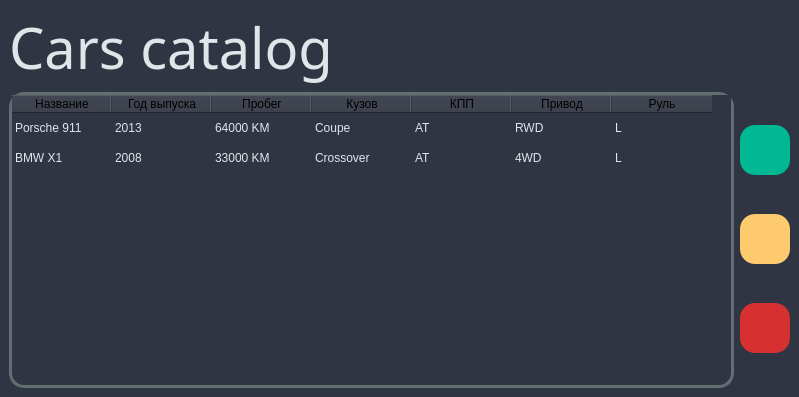
First picture: the form in mainwindow.ui, repository Airaat/QT_CRUD_Book, before the edit.
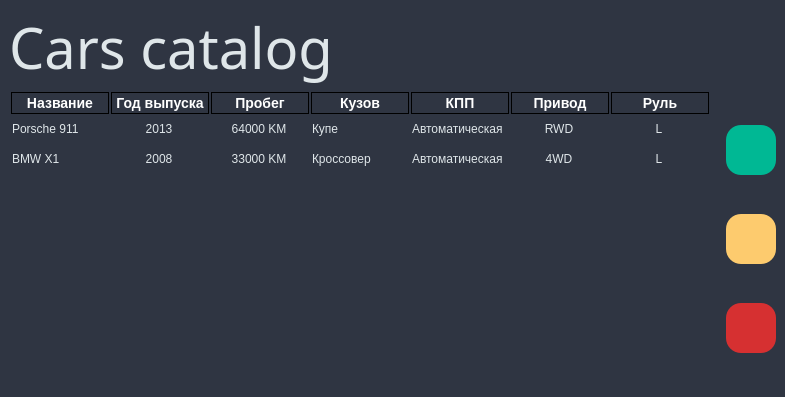
Second picture: the form after the edit. Icons and pictures are not drawn.

Commit message: Added some functions: clear_widget(), applyHeaderStyles(), and styled a Header of Table widget

The edit to the form file:
```diff
--- a/mainwindow.ui
+++ b/mainwindow.ui
@@ -6,7 +6,7 @@
    <rect>
     <x>0</x>
     <y>0</y>
-    <width>799</width>
+    <width>785</width>
     <height>397</height>
    </rect>
   </property>
@@ -19,19 +19,17 @@
    <string>MainWindow</string>
   </property>
   <property name="styleSheet">
-   <string notr="true">QTableWidget::horizontalHeader {
-    background-color: #c0c0c0; /* Цвет фона заголовка */
-    color: #000000; /* Цвет текста заголовка */
-    font: bold 12px; /* Шрифт и размер текста заголовка */
+   <string notr="true">QHeaderView::section {
+    background-color: transparent;
+    color: white;
+    font-size: 14px;
+	font-weight: bold;
+	border: 1px solid black;
+	margin-left: 2px;
+	left: -2px;
+    border-radius: 50%;
 }
 
-QTableWidget::verticalHeader {
-    background-color: #c0c0c0; /* Цвет фона заголовка */
-    color: #000000; /* Цвет текста заголовка */
-    font: bold 12px; /* Шрифт и размер текста заголовка */
-}
-
-
 QWidget{
 	background-color:#2d3436;
 	background-color:#2f3542;
@@ -46,8 +44,8 @@
 	background-color: #2f3542;
 	color: #dfe6e9;
 
-	border: 3px solid #636e72;
-	border-radius: 15%;
+	border: 0px solid #636e72;
+	border-radius: ;
 	
 	font: &quot;Arial Rounded MT Bold&quot;;
 }</string>
@@ -78,6 +76,9 @@
       <property name="showGrid">
        <bool>false</bool>
       </property>
+      <property name="gridStyle">
+       <enum>Qt::NoPen</enum>
+      </property>
       <property name="sortingEnabled">
        <bool>false</bool>
       </property>
@@ -146,36 +147,57 @@
        <property name="text">
         <string>Porsche 911</string>
        </property>
+       <property name="font">
+        <font>
+         <italic>false</italic>
+         <bold>false</bold>
+         <underline>false</underline>
+         <strikeout>false</strikeout>
+         <kerning>true</kerning>
+        </font>
+       </property>
       </item>
       <item row="0" column="1">
        <property name="text">
         <string>2013</string>
        </property>
+       <property name="textAlignment">
+        <set>AlignCenter</set>
+       </property>
       </item>
       <item row="0" column="2">
        <property name="text">
         <string>64000 KM</string>
        </property>
+       <property name="textAlignment">
+        <set>AlignCenter</set>
+       </property>
       </item>
       <item row="0" column="3">
        <property name="text">
-        <string>Coupe</string>
+        <string>Купе</string>
        </property>
       </item>
       <item row="0" column="4">
        <property name="text">
-        <string>AT</string>
+        <string>Автоматическая</string>
        </property>
       </item>
       <item row="0" column="5">
        <property name="text">
         <string>RWD</string>
        </property>
+       <property name="textAlignment">
+        <set>AlignCenter</set>
+       </property>
       </item>
       <item row="0" column="6">
        <property name="text">
         <string>L</string>
        </property>
+       <property name="textAlignment">
+        <set>AlignCenter</set>
+       </property>
       </item>
       <item row="1" column="0">
        <property name="text">
@@ -186,31 +208,46 @@
        <property name="text">
         <string>2008</string>
        </property>
+       <property name="textAlignment">
+        <set>AlignCenter</set>
+       </property>
+       <property name="flags">
+        <set>ItemIsSelectable|ItemIsUserCheckable|ItemIsEnabled</set>
+       </property>
       </item>
       <item row="1" column="2">
        <property name="text">
         <string>33000 KM</string>
        </property>
+       <property name="textAlignment">
+        <set>AlignCenter</set>
+       </property>
       </item>
       <item row="1" column="3">
        <property name="text">
-        <string>Crossover</string>
+        <string>Кроссовер</string>
        </property>
       </item>
       <item row="1" column="4">
        <property name="text">
-        <string>AT</string>
+        <string>Автоматическая</string>
        </property>
       </item>
       <item row="1" column="5">
        <property name="text">
         <string>4WD</string>
        </property>
+       <property name="textAlignment">
+        <set>AlignCenter</set>
+       </property>
       </item>
       <item row="1" column="6">
        <property name="text">
         <string>L</string>
        </property>
+       <property name="textAlignment">
+        <set>AlignCenter</set>
+       </property>
       </item>
      </widget>
     </item>
```
Left out of the diff: 258 changed lines with no effect on the pictures. The commit also changes 4 other files.
